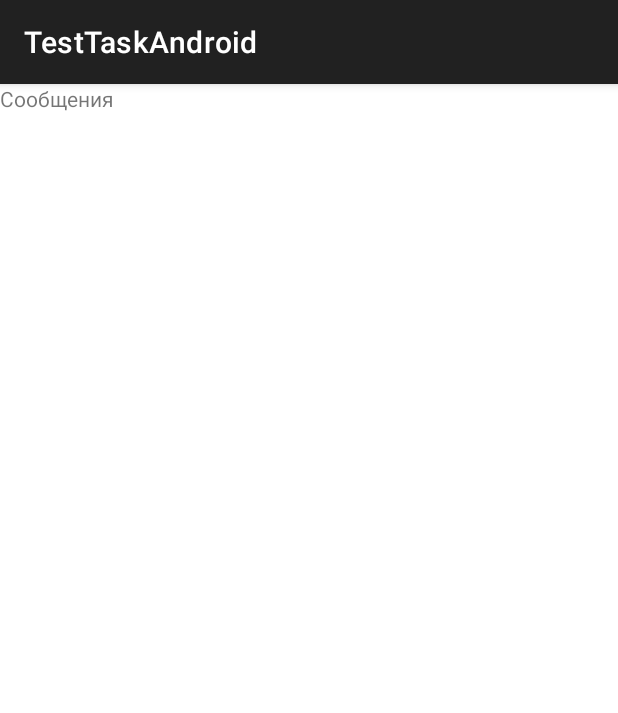
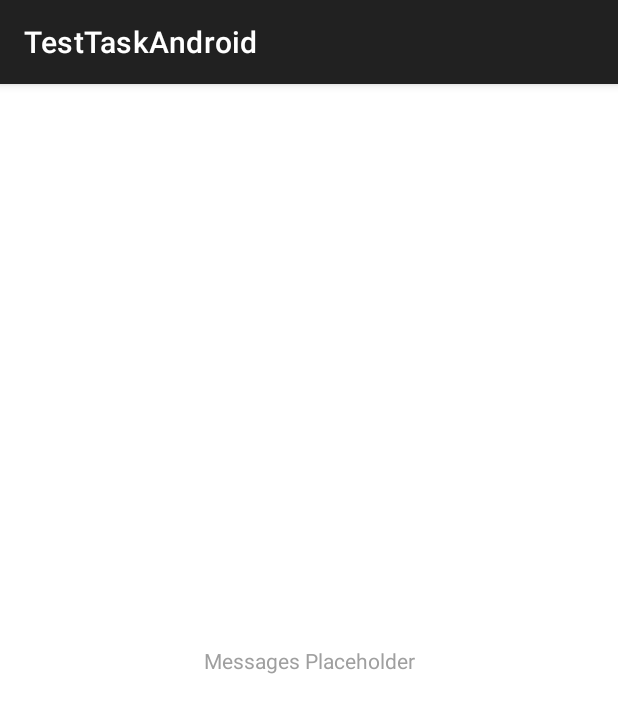
Before and after one commit to mamin-sibiryak-GDA/TestTaskAndroid, an Android app: the fragment MessagesFragment shown on its own in the app's theme, on a phone screen of 412 x 824 dp. Shown: the top 713 px of the screen. Run offline under Robolectric (Android 15) with nearby library versions, the phone set to English and light mode, and no system bars.

Commit message:
Приведены в порядок и добавлены в значения цвета. Немного изменены плэйсфолдеры

```diff
--- a/app/src/main/res/color/bottom_nav_color.xml
+++ b/app/src/main/res/color/bottom_nav_color.xml
@@ -1,5 +1,5 @@
 <?xml version="1.0" encoding="utf-8"?>
 <selector xmlns:android="http://schemas.android.com/apk/res/android">
-    <item android:state_checked="true" android:color="#2B7EFE" />
-    <item android:state_checked="false" android:color="#9F9F9F"/>
+    <item android:state_checked="true" android:color="@color/blue" />
+    <item android:state_checked="false" android:color="@color/grey4"/>
 </selector>
--- a/app/src/main/res/drawable/bottom_nav_menu_style.xml
+++ b/app/src/main/res/drawable/bottom_nav_menu_style.xml
@@ -2,7 +2,7 @@
 <shape xmlns:android="http://schemas.android.com/apk/res/android">
     <gradient
         android:angle="270"
-        android:startColor="#9F9F9F"
+        android:startColor="@color/grey4"
         android:centerColor="@android:color/transparent"
         android:centerX="0.01" />
 </shape>
--- a/app/src/main/res/drawable/ic_clear.xml
+++ b/app/src/main/res/drawable/ic_clear.xml
@@ -5,7 +5,7 @@
     android:viewportWidth="27.0"
     android:viewportHeight="27.0">
     <path
-        android:strokeColor="#9F9F9F"
+        android:strokeColor="@color/grey4"
         android:strokeWidth="1"
         android:fillType="evenOdd"
         android:pathData="M7.85355 7.14645C7.65829 6.95118 7.34171 6.95118 7.14645 7.14645C6.95118 7.34171 6.95118 7.65829 7.14645 7.85355L12.7929 13.5L7.14645 19.1464C6.95118 19.3417 6.95118 19.6583 7.14645 19.8536C7.34171 20.0488 7.65829 20.0488 7.85355 19.8536L13.5 14.2071L19.1464 19.8536C19.3417 20.0488 19.6583 20.0488 19.8536 19.8536C20.0488 19.6583 20.0488 19.3417 19.8536 19.1464L14.2071 13.5L19.8536 7.85355C20.0488 7.65829 20.0488 7.34171 19.8536 7.14645C19.6583 6.95118 19.3417 6.95118 19.1464 7.14645L13.5 12.7929L7.85355 7.14645Z" />
--- a/app/src/main/res/drawable/ic_favourites_24dp.xml
+++ b/app/src/main/res/drawable/ic_favourites_24dp.xml
@@ -5,7 +5,7 @@
     android:viewportWidth="24.0"
     android:viewportHeight="24.0">
     <path
-        android:fillColor="#9F9F9F"
+        android:fillColor="@color/grey4"
         android:fillType="evenOdd"
         android:pathData="M11.3787 6.00526C11.7936 6.50883 12 6.90908 12 6.90908C12 6.90908 12.2064 6.50883 12.6213 6.00526C13.325 5.15122 14.6286 4 16.5429 4C19.0159 4 20.9742 6.00636 20.9995 8.40044C21.0506 13.37 16.9338 16.904 12.4219 19.874C12.2975 19.9561 12.1505 20 12 20C11.8495 20 11.7026 19.9561 11.5782 19.874C7.06573 16.904 2.94892 13.37 3.00048 8.40044C3.02579 6.00636 4.98412 4 7.45712 4C9.37137 4 10.675 5.15122 11.3787 6.00526ZM11.0284 20.7093C11.3177 20.8999 11.6561 21 12 21C12.3439 21 12.6824 20.8999 12.9717 20.7093C15.2502 19.2095 17.5042 17.5204 19.1853 15.5329C20.8787 13.5309 22.0282 11.1805 21.9995 8.39016C21.9685 5.45668 19.5727 3 16.5429 3C14.678 3 13.3069 3.89638 12.4367 4.73417C12.2761 4.88885 12.1306 5.04325 12 5.19228C11.8694 5.04325 11.7239 4.88885 11.5633 4.73417C10.6931 3.89638 9.32196 3 7.45712 3C4.42727 3 2.03155 5.45639 2.00053 8.38987C1.97158 11.1803 3.12092 13.5309 4.81433 15.5329C6.49539 17.5203 8.74972 19.2096 11.0284 20.7093Z" />
 </vector>
--- a/app/src/main/res/drawable/ic_messages_24dp.xml
+++ b/app/src/main/res/drawable/ic_messages_24dp.xml
@@ -5,7 +5,7 @@
     android:viewportWidth="24.0"
     android:viewportHeight="24.0">
     <path
-        android:strokeColor="#9F9F9F"
+        android:strokeColor="@color/grey4"
         android:strokeWidth="1"
         android:strokeLineCap="round"
         android:strokeLineJoin="round"
--- a/app/src/main/res/drawable/ic_profile_24dp.xml
+++ b/app/src/main/res/drawable/ic_profile_24dp.xml
@@ -5,11 +5,11 @@
     android:viewportWidth="24.0"
     android:viewportHeight="24.0">
     <path
-        android:strokeColor="#9F9F9F"
+        android:strokeColor="@color/grey4"
         android:strokeWidth="1"
         android:pathData="M4 19.0937C4 15.9474 6.62857 13.3968 12 13.3968C17.3714 13.3968 20 15.9474 20 19.0937C20 19.5942 19.6348 20 19.1843 20H4.81569C4.3652 20 4 19.5942 4 19.0937Z" />
     <path
-        android:strokeColor="#9F9F9F"
+        android:strokeColor="@color/grey4"
         android:strokeWidth="1"
         android:pathData="M15 7C15 8.65685 13.6569 10 12 10C10.3431 10 9 8.65685 9 7C9 5.34315 10.3431 4 12 4C13.6569 4 15 5.34315 15 7Z" />
 </vector>
--- a/app/src/main/res/drawable/ic_responses_24dp.xml
+++ b/app/src/main/res/drawable/ic_responses_24dp.xml
@@ -5,7 +5,7 @@
     android:viewportWidth="24.0"
     android:viewportHeight="24.0">
     <path
-        android:strokeColor="#9F9F9F"
+        android:strokeColor="@color/grey4"
         android:strokeWidth="1"
         android:strokeLineCap="round"
         android:strokeLineJoin="round"
--- a/app/src/main/res/drawable/ic_search_24dp.xml
+++ b/app/src/main/res/drawable/ic_search_24dp.xml
@@ -5,7 +5,7 @@
     android:viewportWidth="24.0"
     android:viewportHeight="24.0">
     <path
-        android:strokeColor="#9F9F9F"
+        android:strokeColor="@color/grey4"
         android:strokeWidth="1"
         android:strokeLineCap="round"
         android:pathData="M16.6922 16.8L20 20M11.4286 7.42857C13.3221 7.42857 14.8571 8.9636 14.8571 10.8571M18.9333 11.4667C18.9333 15.5904 15.5904 18.9333 11.4667 18.9333C7.34294 18.9333 4 15.5904 4 11.4667C4 7.34294 7.34294 4 11.4667 4C15.5904 4 18.9333 7.34294 18.9333 11.4667Z" />
--- a/app/src/main/res/drawable/rounded_element.xml
+++ b/app/src/main/res/drawable/rounded_element.xml
@@ -1,6 +1,6 @@
 <?xml version="1.0" encoding="utf-8"?>
 <shape xmlns:android="http://schemas.android.com/apk/res/android">
-    <solid android:color="#313234"/>
+    <solid android:color="@color/grey2"/>
     <corners android:radius="8dp"/>
     <padding android:left="0dp"
         android:bottom="0dp"
--- a/app/src/main/res/layout/fragment_messages.xml
+++ b/app/src/main/res/layout/fragment_messages.xml
@@ -1,13 +1,21 @@
 <?xml version="1.0" encoding="utf-8"?>
-<FrameLayout xmlns:android="http://schemas.android.com/apk/res/android"
+<androidx.constraintlayout.widget.ConstraintLayout xmlns:android="http://schemas.android.com/apk/res/android"
+    xmlns:app="http://schemas.android.com/apk/res-auto"
     xmlns:tools="http://schemas.android.com/tools"
+    android:id="@+id/frameLayout4"
     android:layout_width="match_parent"
     android:layout_height="match_parent"
     tools:context=".ui.messages.MessagesFragment">
 
     <TextView
-        android:layout_width="match_parent"
-        android:layout_height="match_parent"
-        android:text="Сообщения" />
+        android:id="@+id/textView3"
+        android:layout_width="wrap_content"
+        android:layout_height="wrap_content"
+        android:text="Messages Placeholder"
+        android:textColor="@color/grey4"
+        app:layout_constraintBottom_toBottomOf="parent"
+        app:layout_constraintEnd_toEndOf="parent"
+        app:layout_constraintStart_toStartOf="parent"
+        app:layout_constraintTop_toTopOf="parent" />
 
-</FrameLayout>
+</androidx.constraintlayout.widget.ConstraintLayout>
--- a/app/src/main/res/values-night/themes.xml
+++ b/app/src/main/res/values-night/themes.xml
@@ -12,7 +12,7 @@
         <!-- Status bar color. -->
         <item name="android:statusBarColor">?attr/colorPrimaryVariant</item>
         <!-- Customize your theme here. -->
-        <item name="android:editTextColor">@android:color/white</item>
-        <item name="android:textColorHint">@android:color/white</item>
+        <item name="android:editTextColor">@color/grey4</item>
+        <item name="android:textColorHint">@color/grey4</item>
     </style>
 </resources>
--- a/app/src/main/res/values/themes.xml
+++ b/app/src/main/res/values/themes.xml
@@ -12,7 +12,7 @@
         <!-- Status bar color. -->
         <item name="android:statusBarColor">?attr/colorPrimaryVariant</item>
         <!-- Customize your theme here. -->
-        <item name="android:editTextColor">@android:color/white</item>
-        <item name="android:textColorHint">@android:color/white</item>
+        <item name="android:editTextColor">@color/grey4</item>
+        <item name="android:textColorHint">@color/grey4</item>
     </style>
 </resources>
```
Also changed, not shown: app/src/main/res/layout/fragment_favourites.xml (+13 -5 lines), app/src/main/res/layout/fragment_profile.xml (+13 -5 lines), app/src/main/res/layout/fragment_responses.xml (+13 -5 lines), app/src/main/res/values/colors.xml (+10 -0 lines).
